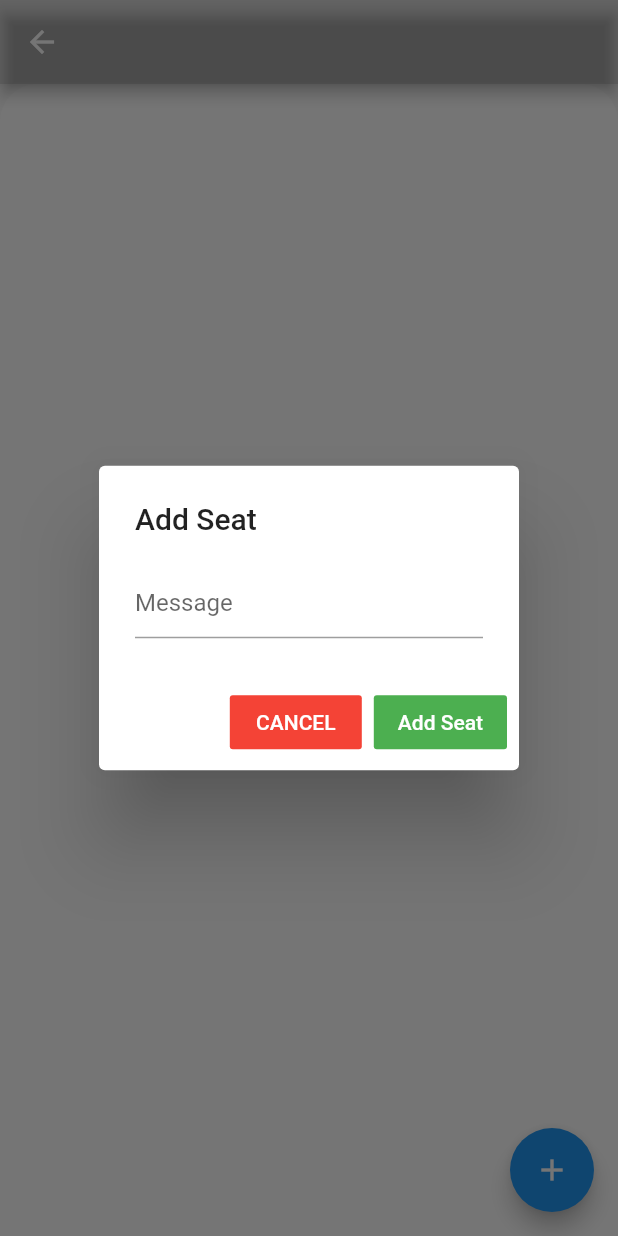
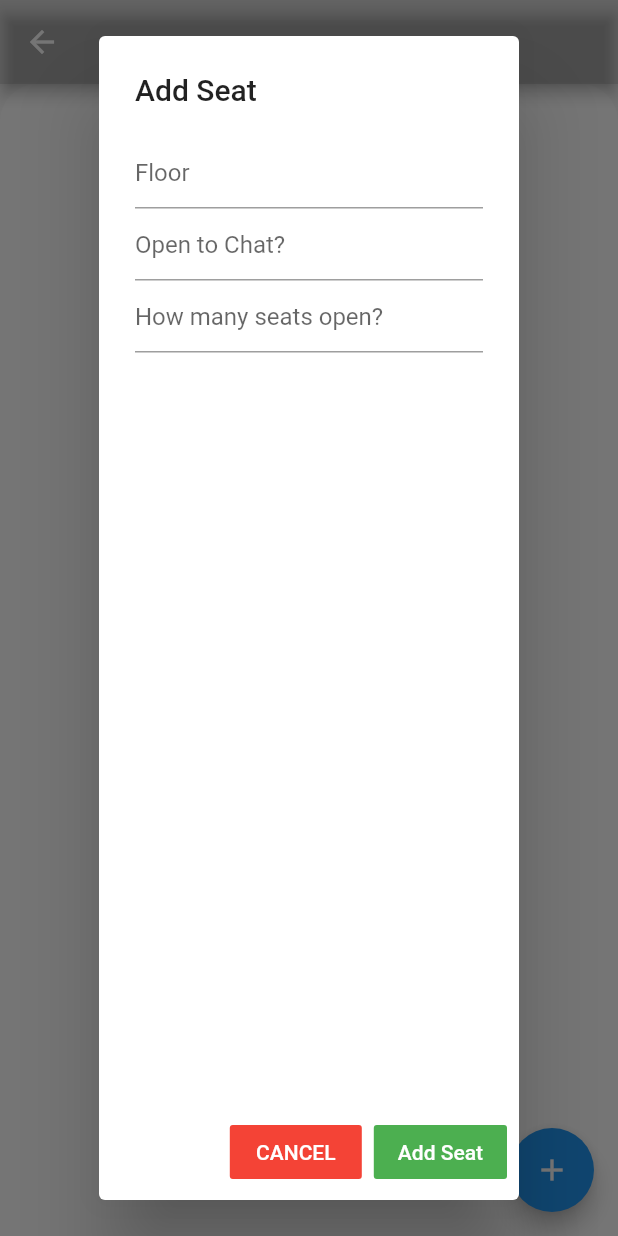
Before and after one commit to allwllyn/iSits, a Flutter app: the SeatScreen screen opened directly with empty values, after a tap on the "add" icon, on a phone screen of 412 x 824 dp. Run offline on Flutter 3.47's test engine with Material 2 defaults, Android fonts, the phone set to English and light mode, and no system bars; our stand-ins replace cloud_firestore, firebase_auth, firebase_core, google_sign_in; accounts and stored records are empty.

Commit message:
add seat works

```diff
--- a/lib/screens/seats_screen.dart
+++ b/lib/screens/seats_screen.dart
@@ -24,13 +24,20 @@ class SeatScreen extends StatefulWidget {
 }
 
 class _SeatScreenState extends State<SeatScreen> {
-  final _postController = TextEditingController();
+  final _floorController = TextEditingController();
+  final _numberController = TextEditingController();
+  final _chatController = TextEditingController();
+  final _formKey = GlobalKey<FormState>();
   final FirebaseAuth _auth = FirebaseAuth.instance;
   final FirebaseFirestore _db = FirebaseFirestore.instance;
   CollectionReference seats =
       FirebaseFirestore.instance.collection("locations");
-  late String valueText;
-  late String seatText;
+  late String valueFloorText;
+  late String valueChatText;
+  late String valueNumberText;
+  late String floorText;
+  late String chatText;
+  late String numberText;
 
   @override
   Widget build(BuildContext context) {
@@ -126,14 +133,42 @@ class _SeatScreenState extends State<SeatScreen> {
         builder: (context) {
           return AlertDialog(
             title: Text('Add Seat'),
-            content: TextField(
-              onChanged: (value) {
-                setState(() {
-                  valueText = value;
-                });
-              },
-              controller: _postController,
-              decoration: InputDecoration(hintText: "Message"),
+            content: Column(
+              children: <Widget>[
+                TextField(
+                  onChanged: (value) {
+                    setState(
+                      () {
+                        valueFloorText = value;
+                      },
+                    );
+                  },
+                  controller: _floorController,
+                  decoration: InputDecoration(hintText: "Floor"),
+                ),
+                TextField(
+                  onChanged: (value2) {
+                    setState(
+                      () {
+                        valueChatText = value2;
+                      },
+                    );
+                  },
+                  controller: _chatController,
+                  decoration: InputDecoration(hintText: "Open to Chat?"),
+                ),
+                TextField(
+                  onChanged: (value3) {
+                    setState(
+                      () {
+                        valueNumberText = value3;
+                      },
+                    );
+                  },
+                  controller: _numberController,
+                  decoration: InputDecoration(hintText: "How many seats open?"),
+                ),
+              ],
             ),
             actions: <Widget>[
               FlatButton(
@@ -151,12 +186,19 @@ class _SeatScreenState extends State<SeatScreen> {
                 textColor: Colors.white,
                 child: Text('Add Seat'),
                 onPressed: () async {
-                  seatText = valueText;
+                  floorText = valueFloorText;
+                  numberText = valueNumberText;
+                  chatText = valueChatText;
                   await _db
                       .collection("locations")
                       .doc(widget.locationId)
                       .collection("seats")
-                      .add({"message": seatText, "Time": DateTime.now()});
+                      .add({
+                    "floor": floorText,
+                    "Time": DateTime.now(),
+                    "amount": numberText,
+                    "chat": chatText
+                  });
                   setState(() {
                     Navigator.pop(context);
                   });
```
